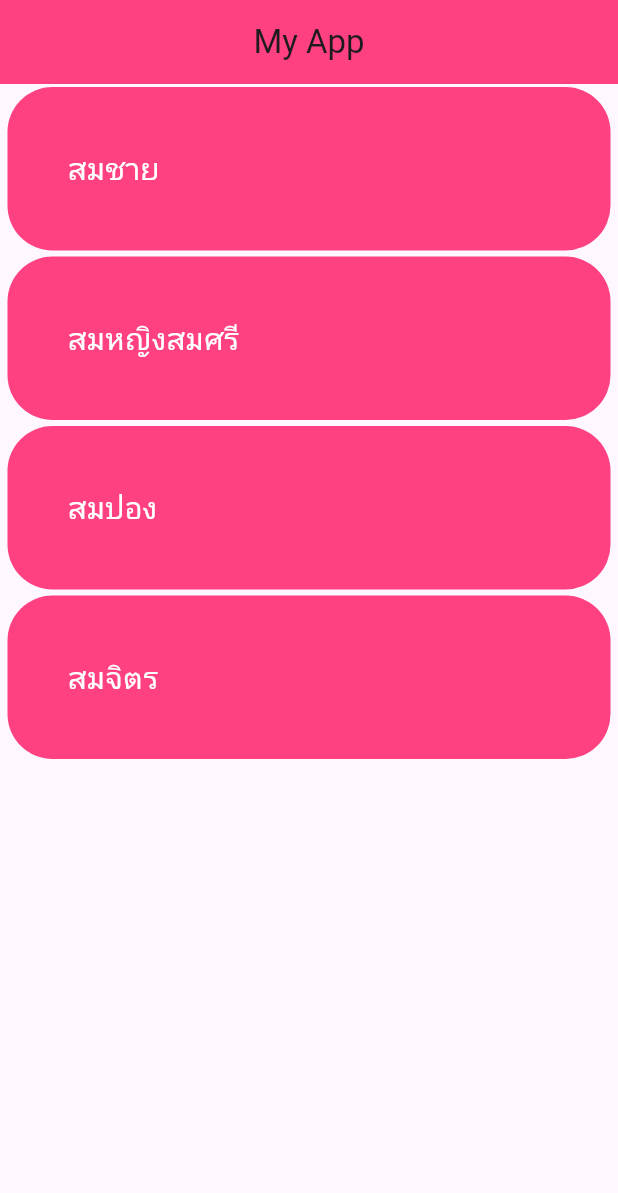
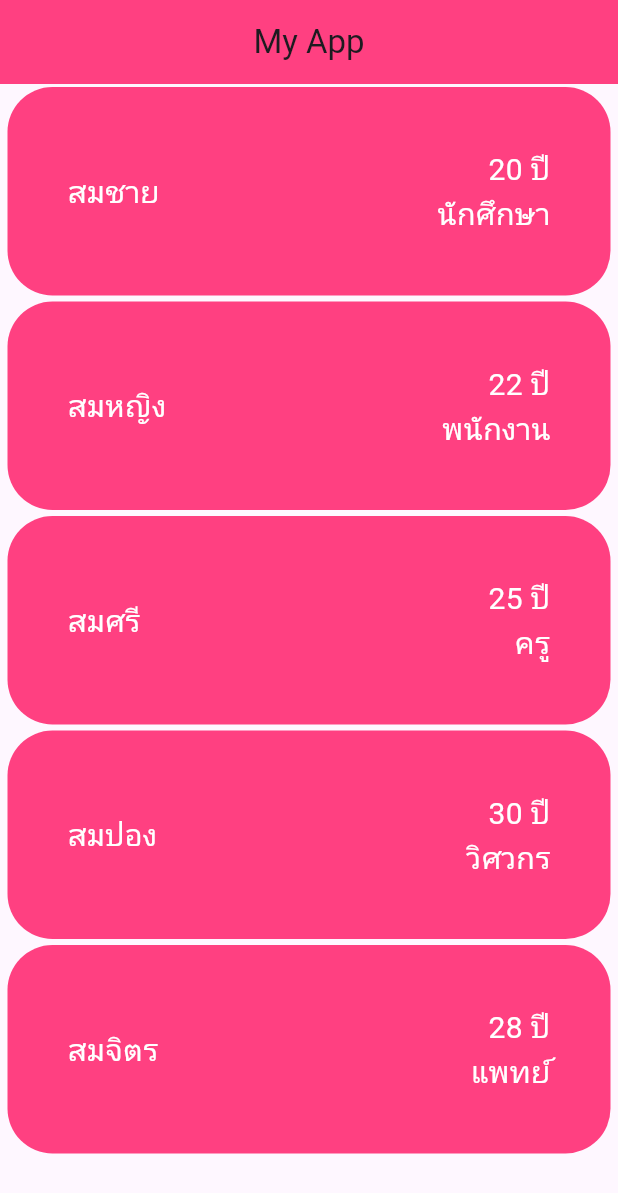
Before and after one commit to Kaopunnatchaya/learn_flutter_67_1, a Flutter app: the screen it shows after launch, on a phone screen of 412 x 824 dp. Shown: the top 1193 px of the screen. Run offline on Flutter 3.47's test engine with Material 3 defaults, Android fonts, the phone set to English and light mode, and no system bars.

Commit message:
Step : 10 make a model for store data

```diff
--- a/lib/main.dart
+++ b/lib/main.dart
@@ -1,6 +1,7 @@
 import 'package:flutter/material.dart';
 import 'package:learn_flutter_67_1/screen/home.dart';
 import 'package:learn_flutter_67_1/screen/item.dart';
+
 void main() {
   //runApp(const MyApp());
 
--- /dev/null
+++ b/lib/model/person.dart
@@ -0,0 +1,16 @@
+class Person {
+  String name;
+  int age;
+  String job;
+
+  //Constructor
+  Person({required this.name, required this.age, required this.job});
+}
+
+List<Person> personList = [
+  Person(name: "สมชาย", age: 20, job: "นักศึกษา"),
+  Person(name: "สมหญิง", age: 22, job: "พนักงาน"),
+  Person(name: "สมศรี", age: 25, job: "ครู"),
+  Person(name: "สมปอง", age: 30, job: "วิศวกร"),
+  Person(name: "สมจิตร", age: 28, job: "แพทย์"),
+];
--- a/lib/screen/item.dart
+++ b/lib/screen/item.dart
@@ -1,4 +1,6 @@
 import 'package:flutter/material.dart';
+
+import 'package:learn_flutter_67_1/model/person.dart';
 
 class Item extends StatefulWidget {
   const Item({super.key});
@@ -8,12 +10,10 @@ class Item extends StatefulWidget {
 }
 
 class _MyWidgetState extends State<Item> {
- List data = ["สมชาย", "สมหญิง" "สมศรี",  "สมปอง", "สมจิตร" ];
-
   @override
   Widget build(BuildContext context) {
     return ListView.builder(
-      itemCount: data.length,
+      itemCount: personList.length,
       itemBuilder: (context, index) {
         return Container(
           decoration: BoxDecoration(
@@ -22,9 +22,36 @@ class _MyWidgetState extends State<Item> {
           ),
           margin: EdgeInsets.symmetric(vertical: 2, horizontal: 5),
           padding: EdgeInsets.all(40),
-          child: Text(
-            data[index],
-            style: TextStyle(fontSize: 20, color: Colors.white),
+          child: Row(
+            mainAxisAlignment: MainAxisAlignment.spaceBetween,
+            children: [
+              Text(
+                personList[index].name,
+                style: TextStyle(
+                  fontSize: 20,
+                  color: Colors.white,
+                ),
+              ),
+              Column(
+                crossAxisAlignment: CrossAxisAlignment.end,
+                children: [
+                  Text(
+                    "${personList[index].age} ปี",
+                    style: TextStyle(
+                      fontSize: 20,
+                      color: Colors.white,
+                    ),
+                  ),
+                  Text(
+                    "${personList[index].job}",
+                    style: TextStyle(
+                      fontSize: 20,
+                      color: Colors.white,
+                    ),
+                  ),
+                ],
+              ),
+            ],
           ),
         );
     });
```
